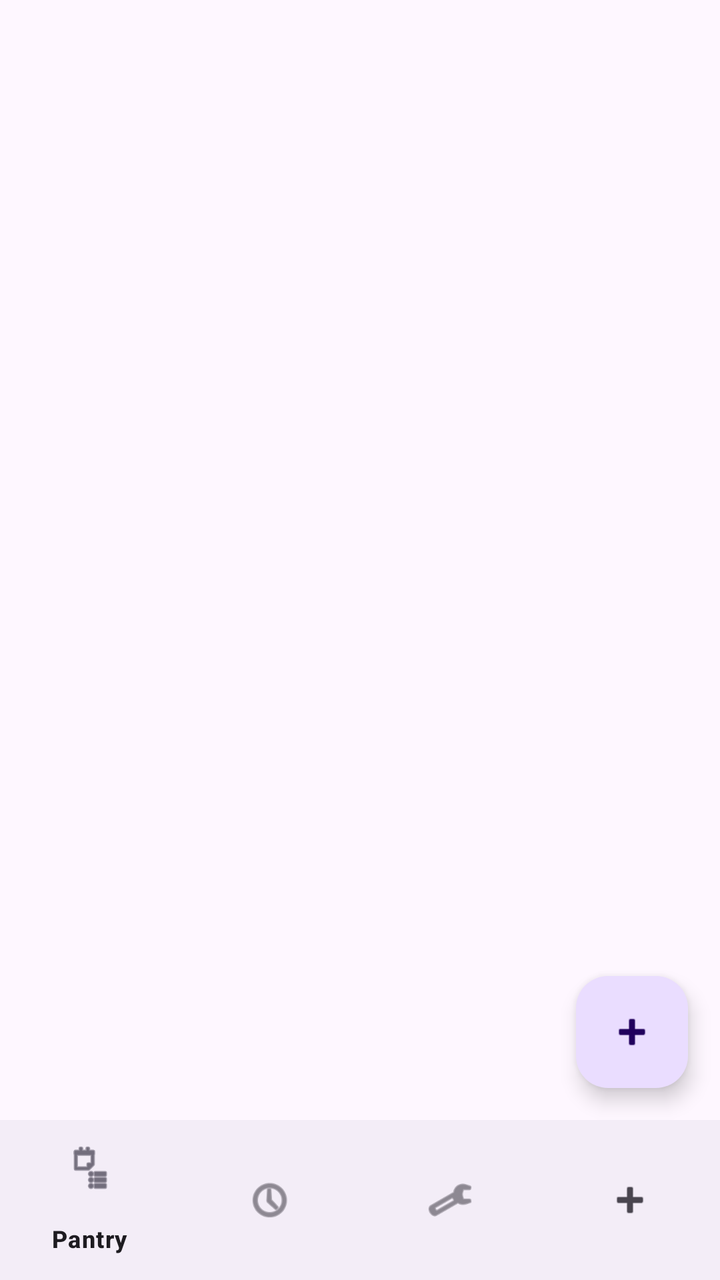
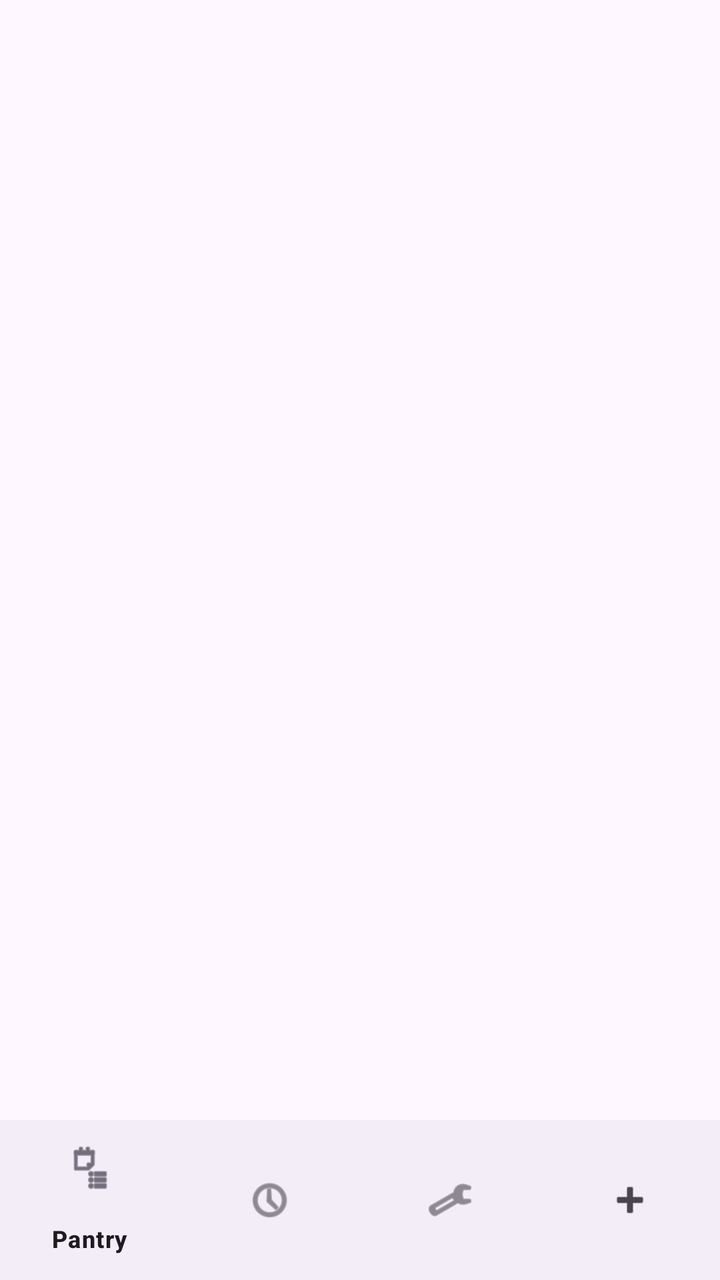

Screens rendered from an Android XML layout before and after an edit, with the pre-edit source and the edit as a unified diff.
<!-- AndroidManifest.xml: application theme Theme.SmartPantryManager -->
<!-- res/layout/activity_main.xml -->
<?xml version="1.0" encoding="utf-8"?>
<androidx.constraintlayout.widget.ConstraintLayout xmlns:android="http://schemas.android.com/apk/res/android"
    xmlns:app="http://schemas.android.com/apk/res-auto"
    android:layout_width="match_parent"
    android:layout_height="match_parent">

    <androidx.recyclerview.widget.RecyclerView
        android:id="@+id/rvPantryItems"
        android:layout_width="0dp"
        android:layout_height="0dp"
        app:layout_constraintTop_toTopOf="parent"
        app:layout_constraintBottom_toBottomOf="parent"
        app:layout_constraintStart_toStartOf="parent"
        app:layout_constraintEnd_toEndOf="parent" />

    <TextView
        android:id="@+id/tvEmptyState"
        android:layout_width="wrap_content"
        android:layout_height="wrap_content"
        android:text="@string/your_pantry_is_empty_ntap_to_add_your_first_ingredient"
        android:textAlignment="center"
        android:textSize="16sp"
        android:visibility="gone"
        app:layout_constraintTop_toTopOf="parent"
        app:layout_constraintBottom_toBottomOf="parent"
        app:layout_constraintStart_toStartOf="parent"
        app:layout_constraintEnd_toEndOf="parent" />

    <com.google.android.material.floatingactionbutton.FloatingActionButton
        android:id="@+id/fabAddItem"
        android:layout_width="wrap_content"
        android:layout_height="wrap_content"
        android:layout_margin="16dp"
        android:src="@android:drawable/ic_input_add"
        app:layout_constraintBottom_toTopOf="@id/bottomNavigation"
        app:layout_constraintEnd_toEndOf="parent" />

    <com.google.android.material.bottomnavigation.BottomNavigationView
        android:id="@+id/bottomNavigation"
        android:layout_width="match_parent"
        android:layout_height="wrap_content"
        app:menu="@menu/bottom_nav_menu"
        app:layout_constraintBottom_toBottomOf="parent" />
</androidx.constraintlayout.widget.ConstraintLayout>
<!-- resources referenced by this layout -->
<resources>
  <string name="your_pantry_is_empty_ntap_to_add_your_first_ingredient">Your pantry is empty.\nTap + to add your first ingredient.</string>
  <style name="Theme.SmartPantryManager" parent="Base.Theme.SmartPantryManager" />
  <style name="Base.Theme.SmartPantryManager" parent="Theme.Material3.DayNight.NoActionBar">
          
          
      </style>
</resources>

<!-- the commit's change to res/layout/activity_main.xml (unified diff, before → after) -->
@@ -26,15 +26,6 @@
         app:layout_constraintStart_toStartOf="parent"
         app:layout_constraintEnd_toEndOf="parent" />
 
-    <com.google.android.material.floatingactionbutton.FloatingActionButton
-        android:id="@+id/fabAddItem"
-        android:layout_width="wrap_content"
-        android:layout_height="wrap_content"
-        android:layout_margin="16dp"
-        android:src="@android:drawable/ic_input_add"
-        app:layout_constraintBottom_toTopOf="@id/bottomNavigation"
-        app:layout_constraintEnd_toEndOf="parent" />
-
     <com.google.android.material.bottomnavigation.BottomNavigationView
         android:id="@+id/bottomNavigation"
         android:layout_width="match_parent"
